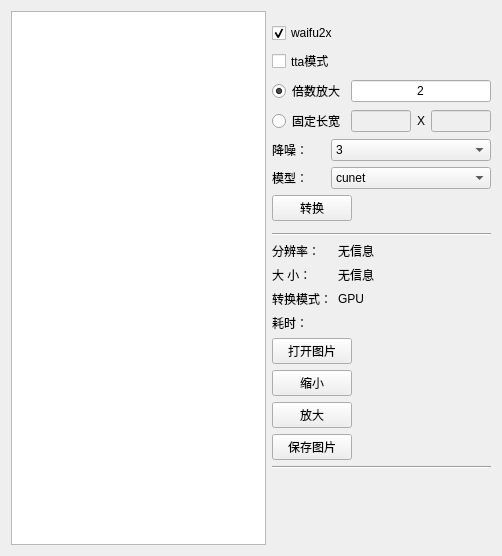
tonquer/ehentai-qt, file ui/ui_waifu2x_tool.ui: the form before one commit.
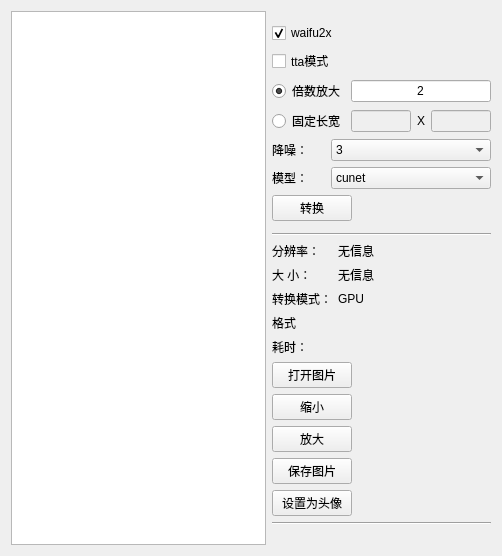
The form after the commit.

```diff
--- a/ui/ui_waifu2x_tool.ui
+++ b/ui/ui_waifu2x_tool.ui
@@ -391,6 +391,33 @@
            <property name="text">
             <string>GPU</string>
            </property>
+           <property name="wordWrap">
+            <bool>true</bool>
+           </property>
+          </widget>
+         </item>
+        </layout>
+       </item>
+       <item>
+        <layout class="QHBoxLayout" name="horizontalLayout">
+         <item>
+          <widget class="QLabel" name="label">
+           <property name="maximumSize">
+            <size>
+             <width>60</width>
+             <height>16777215</height>
+            </size>
+           </property>
+           <property name="text">
+            <string>格式</string>
+           </property>
+          </widget>
+         </item>
+         <item>
+          <widget class="QLabel" name="format">
+           <property name="text">
+            <string/>
+           </property>
           </widget>
          </item>
         </layout>
@@ -480,6 +507,19 @@
          </property>
         </widget>
        </item>
+       <item alignment="Qt::AlignLeft">
+        <widget class="QPushButton" name="headButton">
+         <property name="maximumSize">
+          <size>
+           <width>100</width>
+           <height>16777215</height>
+          </size>
+         </property>
+         <property name="text">
+          <string>设置为头像</string>
+         </property>
+        </widget>
+       </item>
       </layout>
      </item>
      <item>
```
Left out of the diff: 16 changed lines with no effect on the pictures.
